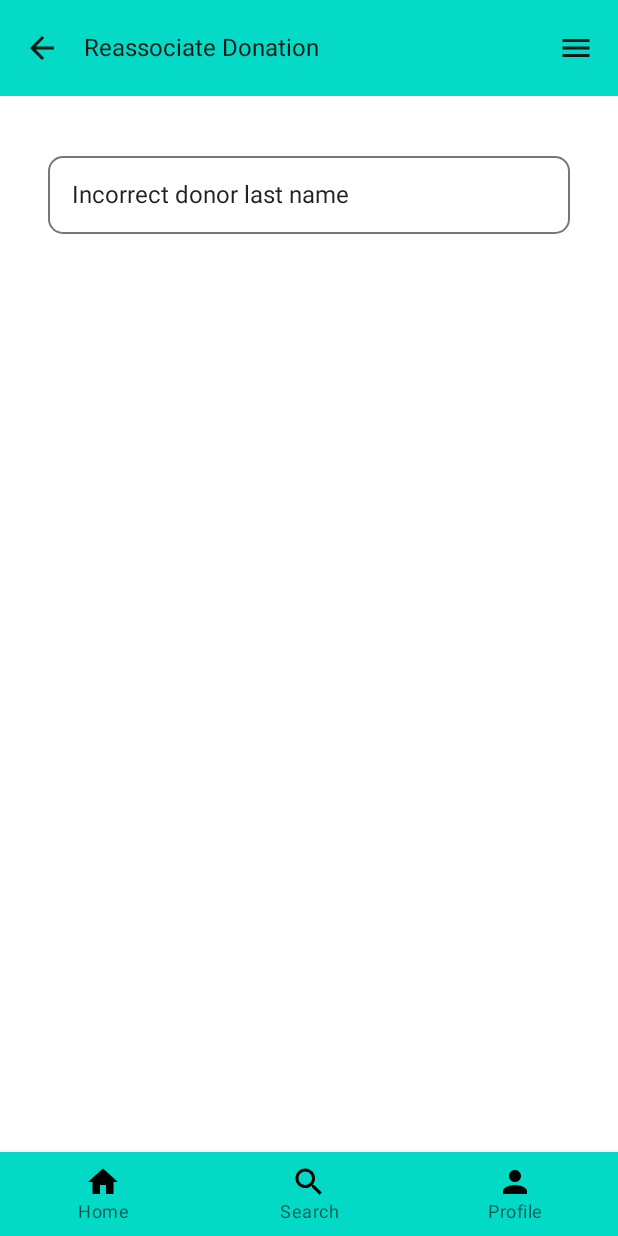
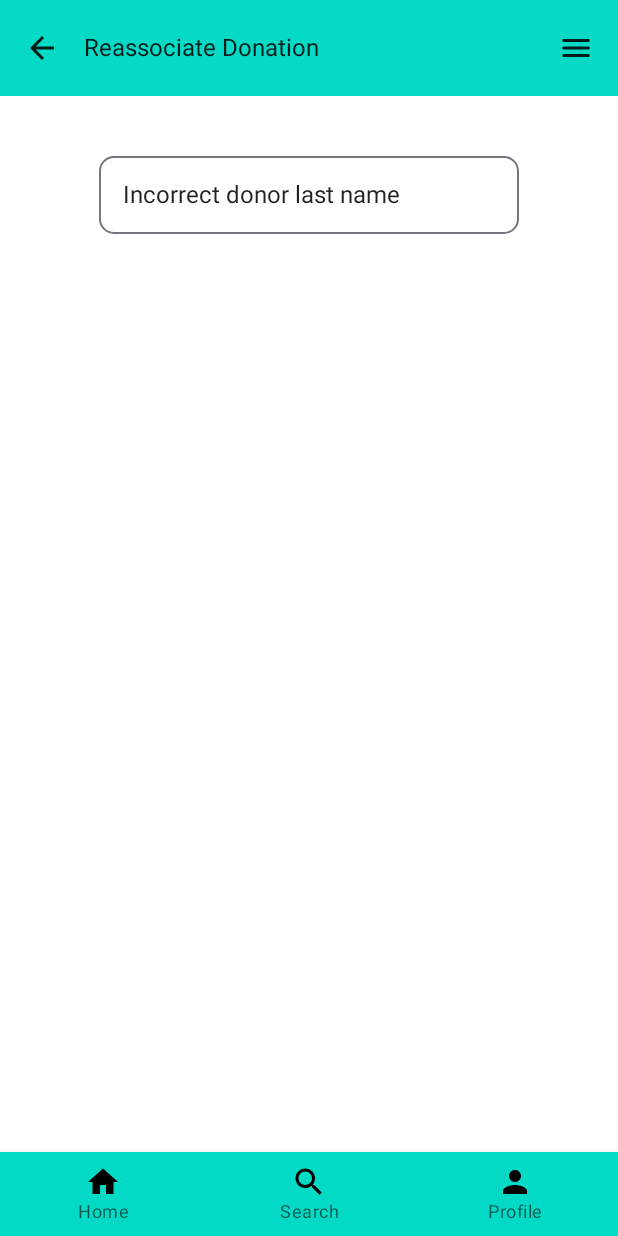
Before and after one commit to jamesbmorris4444/mace_template, an Android app built with Jetpack Compose: the Reassociate_Donation screen opened through its navigation route, on a phone screen of 412 x 824 dp. Run offline under Robolectric (Android 15) with nearby library versions, the phone set to English and light mode, and no system bars; our stand-ins replace Room's generated code, Timber; network calls fail; 1 statement that could not run was skipped.

Commit message:
Commit 013

```diff
--- a/app/src/main/java/com/mace/mace_template/ui/ReassociateDonationScreen.kt
+++ b/app/src/main/java/com/mace/mace_template/ui/ReassociateDonationScreen.kt
@@ -4,7 +4,6 @@ import android.view.View
 import androidx.compose.foundation.clickable
 import androidx.compose.foundation.layout.BoxWithConstraints
 import androidx.compose.foundation.layout.Column
-import androidx.compose.foundation.layout.Row
 import androidx.compose.foundation.layout.Spacer
 import androidx.compose.foundation.layout.fillMaxWidth
 import androidx.compose.foundation.layout.height
@@ -47,33 +46,9 @@ import com.mace.mace_template.repository.storage.Donor
 import com.mace.mace_template.repository.storage.DonorWithProducts
 import com.mace.mace_template.repository.storage.Product
 
+@OptIn(ExperimentalComposeUiApi::class)
 @Composable
 fun ReassociateDonationScreen(
-    onComposing: (AppBarState) -> Unit,
-    canNavigateBack: Boolean,
-    navigateUp: () -> Unit,
-    openDrawer: () -> Unit,
-    onItemButtonClicked: (donorWithProducts: DonorWithProducts) -> Unit,
-    viewModel: BloodViewModel,
-    modalView: View,
-    title: String,
-    modifier: Modifier = Modifier
-) {
-    ReassociateDonationHandler(
-        onComposing = onComposing,
-        canNavigateBack = canNavigateBack,
-        navigateUp = navigateUp,
-        openDrawer = openDrawer,
-        viewModel = viewModel,
-        modalView = modalView,
-        title = title,
-        onItemButtonClicked = onItemButtonClicked,
-        modifier = modifier)
-}
-
-@OptIn(ExperimentalComposeUiApi::class)
-@Composable
-fun ReassociateDonationHandler(
     onComposing: (AppBarState) -> Unit,
     canNavigateBack: Boolean,
     navigateUp: () -> Unit,
@@ -81,12 +56,11 @@ fun ReassociateDonationHandler(
     viewModel: BloodViewModel,
     modalView: View,
     title: String,
-    onItemButtonClicked: (donorWithProducts: DonorWithProducts) -> Unit,
     modifier: Modifier = Modifier
 ) {
     val incorrectDonorsWithProducts: MutableState<List<DonorWithProducts>> = rememberSaveable { mutableStateOf(listOf()) }
     val correctDonorsWithProducts: MutableState<List<DonorWithProducts>> = rememberSaveable { mutableStateOf(listOf()) }
-    var products: MutableState<List<Product>>
+    val products: MutableState<List<Product>> = rememberSaveable { mutableStateOf(listOf()) }
     val reassociateDonationSearchStringName = stringResource(ScreenNames.ReassociateDonation.resId)
     var incorrectDonorWithProducts: DonorWithProducts by remember { mutableStateOf(DonorWithProducts(Donor())) }
     var correctDonorWithProducts: DonorWithProducts by remember { mutableStateOf(DonorWithProducts(Donor())) }
@@ -107,8 +81,6 @@ fun ReassociateDonationHandler(
             donorWithProducts.products.map { product ->
                 if (product.removedForReassociation) product.donorId = correctDonor.id
             }
-            LogUtils.D("JIMX", LogUtils.FilterTags.withTags(LogUtils.TagFilter.TMP), "moveProductsToCorrectDonor1=${correctDonor.lastName}")
-            LogUtils.D("JIMX", LogUtils.FilterTags.withTags(LogUtils.TagFilter.TMP), "moveProductsToCorrectDonor2=${donorWithProducts.products}")
             viewModel.insertReassociatedProductsIntoDatabase(correctDonor, donorWithProducts.products)
             StandardModalComposeView(
                 composeView = modalView,
@@ -117,8 +89,6 @@ fun ReassociateDonationHandler(
                 positiveText = viewModel.getResources().getString(R.string.positive_button_text_ok),
             ) {
                 correctDonorWithProducts = viewModel.donorFromNameAndDateWithProducts(correctDonor)
-                LogUtils.D("JIMX", LogUtils.FilterTags.withTags(LogUtils.TagFilter.TMP), "moveProductsToCorrectDonor3=${correctDonorWithProducts.donor}")
-                LogUtils.D("JIMX", LogUtils.FilterTags.withTags(LogUtils.TagFilter.TMP), "moveProductsToCorrectDonor4=${correctDonorWithProducts}")
                 isReassociateCompleted = true
             }.show()
         }
@@ -128,8 +98,7 @@ fun ReassociateDonationHandler(
     fun DonorListWithProducts(isCorrectDonorProcessing: Boolean, donorsWithProducts: List<DonorWithProducts>) {
         LazyColumn {
             items(items = donorsWithProducts) {
-                products = remember { mutableStateOf(it.products) }
-                LogUtils.D("JIMX", LogUtils.FilterTags.withTags(LogUtils.TagFilter.TMP), "products SIZE=${products.value.size}")
+                products.value = it.products
                 Column(modifier = Modifier
                     .fillMaxWidth()
                     .clickable {
@@ -205,10 +174,8 @@ fun ReassociateDonationHandler(
             horizontalAlignment = Alignment.CenterHorizontally
         ) {
             if (isReassociateCompleted) {
-                Column(modifier = Modifier
-                    .fillMaxWidth()
-                ) {
                 Text(
+                    modifier = Modifier.align(Alignment.Start),
                     text = stringResource(R.string.reassociate_complete_title),
                     color = colorResource(id = R.color.black),
                     style = MaterialTheme.typography.titleLarge
@@ -216,25 +183,24 @@ fun ReassociateDonationHandler(
                 Spacer(modifier = Modifier.height(10.dp))
                 Divider(color = colorResource(id = R.color.black), thickness = 2.dp)
                 DonorListWithProducts(true, listOf(correctDonorWithProducts))
-                }
             } else {
                 if (incorrectDonorSelected) {
-                    Column(modifier = Modifier
-                        .fillMaxWidth()
-                    ) {
                     if (isProductSelected) {
                         Text(
+                            modifier = Modifier.align(Alignment.Start),
                             text = stringResource(R.string.incorrect_donor_and_product_title),
                             color = colorResource(id = R.color.black),
                             style = MaterialTheme.typography.titleLarge
                         )
                     } else {
                         Text(
+                            modifier = Modifier.align(Alignment.Start),
                             text = stringResource(R.string.incorrect_donor_title),
                             color = colorResource(id = R.color.black),
                             style = MaterialTheme.typography.titleLarge
                         )
                         Text(
+                            modifier = Modifier.align(Alignment.Start),
                             text = stringResource(R.string.choose_product_for_reassociation_title),
                             color = colorResource(id = R.color.red),
                             style = MaterialTheme.typography.titleMedium
@@ -243,16 +209,11 @@ fun ReassociateDonationHandler(
                     Spacer(modifier = Modifier.height(10.dp))
                     Divider(color = colorResource(id = R.color.black), thickness = 2.dp)
                     DonorListWithProducts(true, incorrectDonorsWithProducts.value)
-                    }
-                    Column(modifier = Modifier
-                        .fillMaxWidth()
-                    ) {
                     if (isProductSelected) {
-                            Row {
+                        Spacer(modifier = Modifier.height(4.dp))
                         var text by rememberSaveable { mutableStateOf("") }
                         OutlinedTextField(
                             modifier = Modifier
-                                        .weight(0.7f)
                                 .height(60.dp),
                             value = text,
                             onValueChange = {
@@ -268,10 +229,10 @@ fun ReassociateDonationHandler(
                                     handleSearchClickWithProducts(true, text)
                                 })
                         )
-                            }
                         Spacer(modifier = Modifier.height(10.dp))
                         if (correctDonorsWithProducts.value.isNotEmpty()) {
                             Text(
+                                modifier = Modifier.align(Alignment.Start),
                                 text = stringResource(R.string.choose_correct_donor_title),
                                 color = colorResource(id = R.color.red),
                                 style = MaterialTheme.typography.titleMedium
@@ -281,13 +242,10 @@ fun ReassociateDonationHandler(
                         Divider(color = colorResource(id = R.color.black), thickness = 2.dp)
                         DonorListWithProducts(true, correctDonorsWithProducts.value)
                     }
-                    }
                 } else {
-                    Row {
                     var text by rememberSaveable { mutableStateOf("") }
                     OutlinedTextField(
                         modifier = Modifier
-                                .weight(0.7f)
                             .height(60.dp),
                         value = text,
                         onValueChange = {
@@ -303,7 +261,6 @@ fun ReassociateDonationHandler(
                                 handleSearchClickWithProducts(false, text)
                             })
                     )
-                    }
                     Spacer(modifier = Modifier.height(12.dp))
                     if (incorrectDonorsWithProducts.value.isNotEmpty()) {
                         Text(
```
Also changed, not shown: app/src/main/java/com/mace/mace_template/ScreenNavigator.kt (+0 -7 lines), 5 other files. Lines whose indentation alone changed are shown as unchanged.
